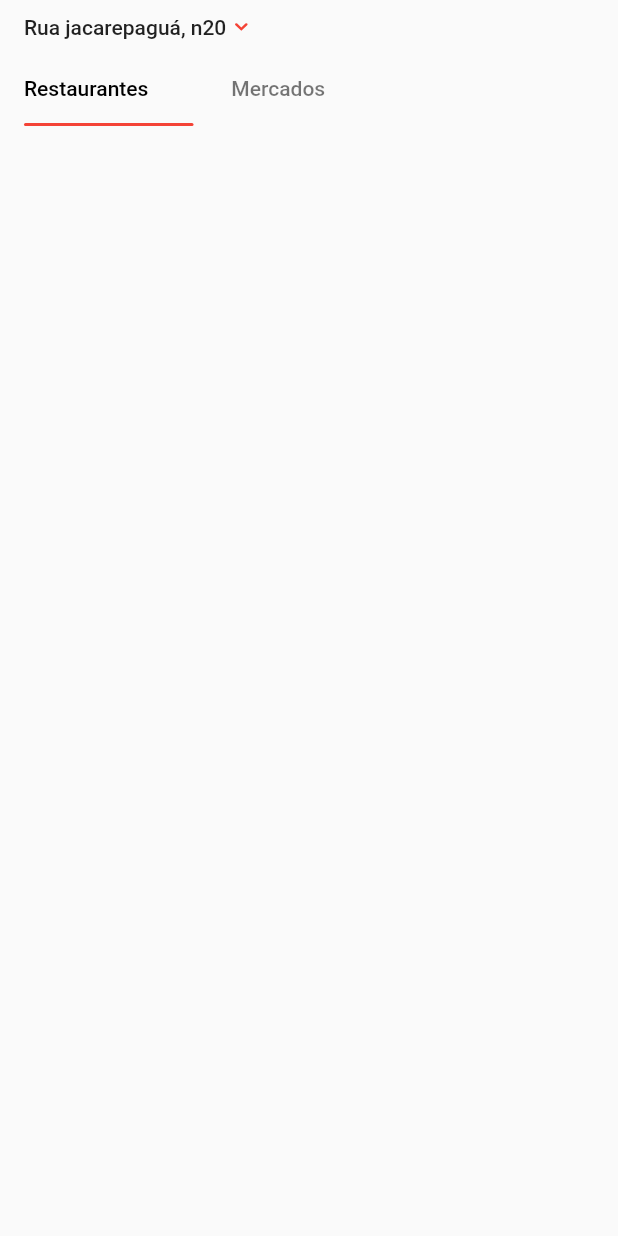
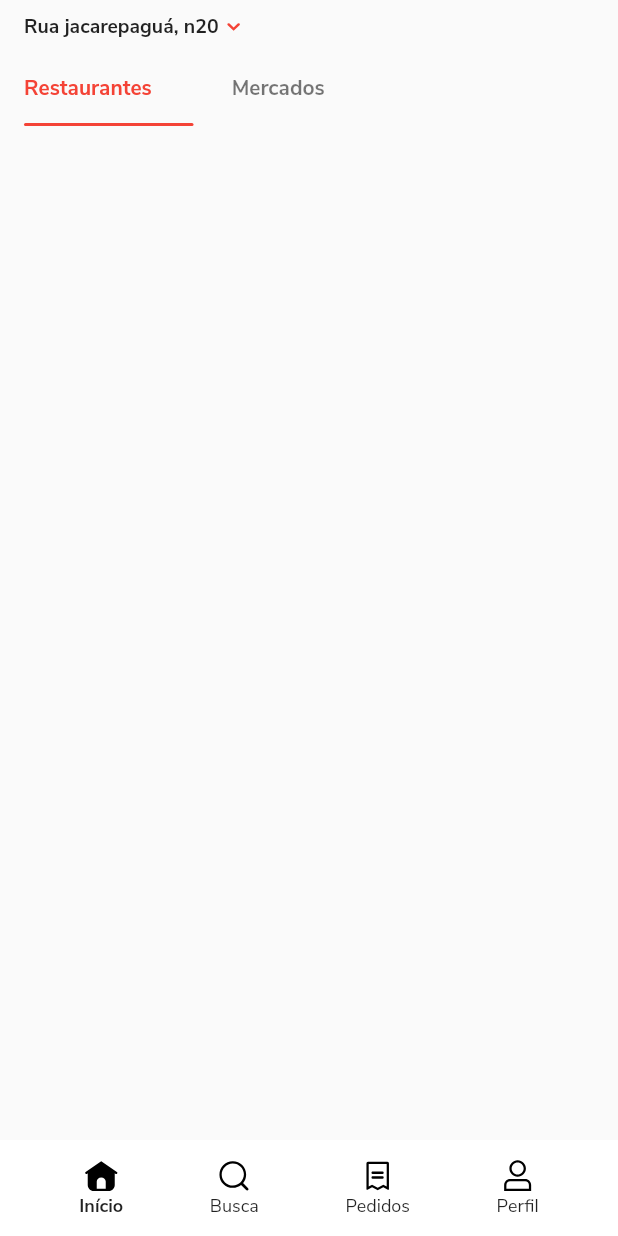
Before and after one commit to brenorusciolelli/Ifood_Flutter_Clone, a Flutter app: the screen it shows after launch, on a phone screen of 412 x 824 dp. Run offline on Flutter 3.47's test engine with Material 2 defaults, Android fonts, the phone set to English and light mode, and no system bars; our stand-ins replace flutter_svg, tab_indicator_styler; Roboto replaces fonts that are missing (Nunito-Sans).

Commit message:
Second part of the project

```diff
--- a/lib/core/theme/app_colors.dart
+++ b/lib/core/theme/app_colors.dart
@@ -4,4 +4,5 @@ class AppColors {
   static const Color primaryColor = Colors.red;
   static const Color black = Colors.black;
   static const Color black54 = Colors.black54;
+  static const Color white = Colors.white;
 }
--- a/lib/core/theme/app_icons.dart
+++ b/lib/core/theme/app_icons.dart
@@ -5,6 +5,17 @@ const String pathIcons = 'assets/icons/';
 
 class AppIcons {
   static const arrowDown = '${pathIcons}arrow_down.svg';
+  static const homeActive = '${pathIcons}bottom/home_active.svg';
+  static const home = '${pathIcons}bottom/home.svg';
+
+  static const searchActive = '${pathIcons}bottom/search_active.svg';
+  static const search = '${pathIcons}bottom/search.svg';
+
+  static const ordersActive = '${pathIcons}bottom/orders_active.svg';
+  static const orders = '${pathIcons}bottom/orders.svg';
+
+  static const profileActive = '${pathIcons}bottom/profile_active.svg';
+  static const profile = '${pathIcons}bottom/profile.svg';
 }
 
 class AppIcon extends StatelessWidget {
--- a/lib/core/theme/app_theme.dart
+++ b/lib/core/theme/app_theme.dart
@@ -4,7 +4,7 @@ import 'app_colors.dart';
 
 class AppTheme {
   static ThemeData get theme => ThemeData(
-        fontFamily: 'Nunito-Sans',
+        fontFamily: 'Nunito Sans',
         primarySwatch: AppColors.primaryColor,
       );
 }
--- a/lib/core/theme/app_typograph.dart
+++ b/lib/core/theme/app_typograph.dart
@@ -1,5 +1,7 @@
 import 'package:flutter/cupertino.dart';
 import 'package:flutter/material.dart';
+
+import 'app_colors.dart';
 
 class AppTypograph {
   static TextStyle bodyText(BuildContext context) {
@@ -11,4 +13,18 @@ class AppTypograph {
           fontWeight: FontWeight.w500,
         );
   }
+
+  static TextStyle tabBarStyle(BuildContext context) {
+    return Theme.of(context).textTheme.bodyText1.copyWith(
+          color: AppColors.primaryColor,
+          fontWeight: FontWeight.w700,
+        );
+  }
+
+  static TextStyle localTextStyle(BuildContext context) {
+    return Theme.of(context).textTheme.bodyText1.copyWith(
+          fontWeight: FontWeight.w700,
+          fontSize: 13,
+        );
+  }
 }
--- /dev/null
+++ b/lib/views/content/components/bottom_navigator_component.dart
@@ -0,0 +1,95 @@
+import 'dart:ui';
+
+import 'package:flutter/material.dart';
+import 'package:ifood_flutter_clone/core/theme/app_colors.dart';
+import 'package:ifood_flutter_clone/core/theme/app_icons.dart';
+
+class BottomNavigatorComponent extends StatelessWidget {
+  final List<BottomNavigatorComponentItem> items;
+  final int currentIndex;
+  final Function(int) onTap;
+
+  const BottomNavigatorComponent(
+      {Key key,
+      @required this.items,
+      this.currentIndex = 0,
+      @required this.onTap})
+      : super(key: key);
+  @override
+  Widget build(BuildContext context) {
+    return Container(
+      decoration: BoxDecoration(color: AppColors.white),
+      child: Column(
+        children: [
+          Padding(
+            padding: const EdgeInsets.symmetric(horizontal: 24),
+            child: Row(
+              mainAxisAlignment: MainAxisAlignment.spaceAround,
+              children: items
+                  .map((e) => e.copyWith(
+                        isActive: items.indexOf(e) == currentIndex,
+                        onTap: () => onTap(items.indexOf(e)),
+                      ))
+                  .toList(),
+            ),
+          ),
+          SizedBox(
+            height: MediaQuery.of(context).padding.bottom,
+          )
+        ],
+      ),
+    );
+  }
+}
+
+class BottomNavigatorComponentItem extends StatelessWidget {
+  final String label;
+  final String activeIcon;
+  final String icon;
+  final bool isActive;
+  final Function onTap;
+
+  BottomNavigatorComponentItem copyWith(
+      {String label,
+      String activeIcon,
+      String icon,
+      bool isActive,
+      Function onTap}) {
+    return BottomNavigatorComponentItem(
+      label: label ?? this.label,
+      activeIcon: activeIcon ?? this.activeIcon,
+      icon: icon ?? this.icon,
+      isActive: isActive ?? this.isActive,
+      onTap: onTap ?? this.onTap,
+    );
+  }
+
+  const BottomNavigatorComponentItem(
+      {Key key,
+      @required this.label,
+      @required this.activeIcon,
+      @required this.icon,
+      this.isActive = false,
+      this.onTap})
+      : super(key: key);
+  @override
+  Widget build(BuildContext context) {
+    return GestureDetector(
+      onTap: onTap,
+      child: Padding(
+        padding: const EdgeInsets.all(12),
+        child: Column(
+          children: [
+            AppIcon(isActive ? activeIcon : icon),
+            Text(
+              label,
+              style: TextStyle(
+                  fontSize: 12,
+                  fontWeight: isActive ? FontWeight.bold : FontWeight.normal),
+            ),
+          ],
+        ),
+      ),
+    );
+  }
+}
--- /dev/null
+++ b/lib/views/content/components/content_tab_bar_component.dart
@@ -0,0 +1,42 @@
+import 'package:flutter/material.dart';
+import 'package:ifood_flutter_clone/core/theme/app_colors.dart';
+import 'package:ifood_flutter_clone/core/theme/app_typograph.dart';
+import 'package:tab_indicator_styler/tab_indicator_styler.dart';
+
+class ContentTabBarComponent extends StatelessWidget {
+  final TabController controller;
+  final Function(int) onTap;
+
+  const ContentTabBarComponent(
+      {Key key, @required this.controller, @required this.onTap})
+      : super(key: key);
+
+  @override
+  Widget build(BuildContext context) {
+    return Padding(
+      padding: const EdgeInsets.only(left: 16, right: 170),
+      child: TabBar(
+          labelPadding: EdgeInsets.zero,
+          onTap: onTap,
+          indicatorPadding: EdgeInsets.zero,
+          overlayColor: MaterialStateProperty.all(Colors.transparent),
+          labelColor: AppColors.primaryColor,
+          unselectedLabelColor: AppColors.black54,
+          labelStyle: AppTypograph.tabBarStyle(context),
+          indicator: MaterialIndicator(
+            color: AppColors.primaryColor,
+            height: 2,
+            bottomLeftRadius: 5,
+            bottomRightRadius: 5,
+          ),
+          controller: controller,
+          tabs: [
+            Tab(
+                child: Align(
+                    alignment: Alignment.centerLeft,
+                    child: Text('Restaurantes'))),
+            Tab(child: Text('Mercados')),
+          ]),
+    );
+  }
+}
--- a/lib/views/content/components/header_local_component.dart
+++ b/lib/views/content/components/header_local_component.dart
@@ -24,7 +24,7 @@ class HeaderLocationComponent extends StatelessWidget {
                     const EdgeInsets.symmetric(horizontal: 16, vertical: 8),
                 child: Row(
                   children: [
-                    Text(location, style: AppTypograph.bodyTextBold(context)),
+                    Text(location, style: AppTypograph.localTextStyle(context)),
                     AppIcon(
                       AppIcons.arrowDown,
                       size: Size(20, 20),
--- a/lib/views/content/content_page.dart
+++ b/lib/views/content/content_page.dart
@@ -1,8 +1,8 @@
 import 'package:flutter/material.dart';
-import 'package:ifood_flutter_clone/core/theme/app_colors.dart';
-import 'package:ifood_flutter_clone/core/theme/app_typograph.dart';
-import 'package:tab_indicator_styler/tab_indicator_styler.dart';
+import 'package:ifood_flutter_clone/core/theme/app_icons.dart';
+import 'package:ifood_flutter_clone/views/content/components/bottom_navigator_component.dart';
 
+import 'components/content_tab_bar_component.dart';
 import 'components/header_local_component.dart';
 
 class ContentPage extends StatefulWidget {
@@ -19,38 +19,55 @@ class _ContentPageState extends State<ContentPage>
     super.initState();
   }
 
+  int _currentIndex = 0;
+
   @override
   Widget build(BuildContext context) {
     return Scaffold(
       body: Column(
         children: [
-          HeaderLocationComponent(
-            location: "Rua jacarepaguá, n20",
+          Expanded(
+            child: Column(
+              children: [
+                HeaderLocationComponent(
+                  location: "Rua jacarepaguá, n20",
+                ),
+                ContentTabBarComponent(
+                  controller: tabController,
+                  onTap: (index) {},
+                ),
+              ],
+            ),
           ),
-          Padding(
-            padding: const EdgeInsets.only(left: 16, right: 170),
-            child: TabBar(
-                labelPadding: EdgeInsets.zero,
-                indicatorPadding: EdgeInsets.zero,
-                labelColor: AppColors.black,
-                unselectedLabelColor: AppColors.black54,
-                labelStyle: AppTypograph.bodyText(context)
-                    .copyWith(color: Colors.black),
-                indicator: MaterialIndicator(
-                  color: AppColors.primaryColor,
-                  height: 2,
-                  bottomLeftRadius: 5,
-                  bottomRightRadius: 5,
-                ),
-                controller: tabController,
-                tabs: [
-                  Tab(
-                      child: Align(
-                          alignment: Alignment.centerLeft,
-                          child: Text('Restaurantes'))),
-                  Tab(child: Text('Mercados')),
-                ]),
-          )
+          BottomNavigatorComponent(
+            onTap: (index) {
+              setState(() {
+                _currentIndex = index;
+              });
+            },
+            currentIndex: _currentIndex,
+            items: [
+              BottomNavigatorComponentItem(
+                label: 'Início',
+                activeIcon: AppIcons.homeActive,
+                icon: AppIcons.home,
+              ),
+              BottomNavigatorComponentItem(
+                  label: 'Busca',
+                  activeIcon: AppIcons.searchActive,
+                  icon: AppIcons.search),
+              BottomNavigatorComponentItem(
+                label: 'Pedidos',
+                activeIcon: AppIcons.ordersActive,
+                icon: AppIcons.orders,
+              ),
+              BottomNavigatorComponentItem(
+                label: 'Perfil',
+                activeIcon: AppIcons.profileActive,
+                icon: AppIcons.profile,
+              ),
+            ],
+          ),
         ],
       ),
     );
```
Also changed, not shown: assets/icons/bottom/profile_active.svg (added).
